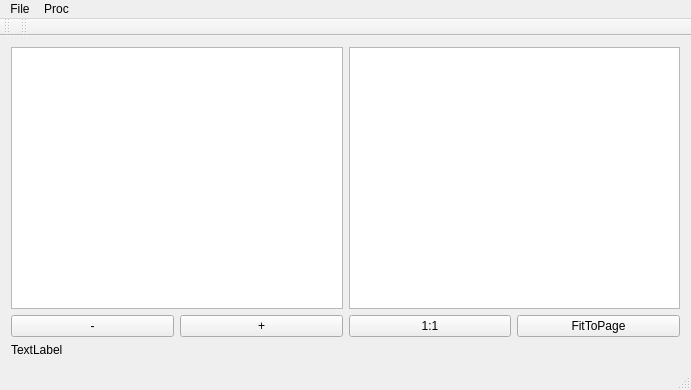
Before: the Qt Designer form Eggrafo_v1_27_02_2018 (1)/mainwindow.ui in Alkis1990/WordSegmentation, drawn with Qt 5.
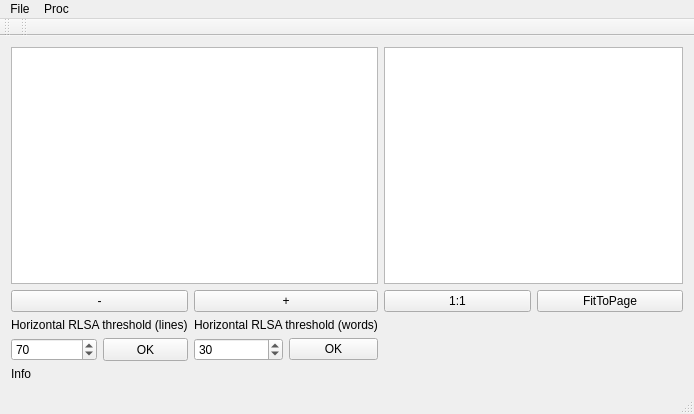
After: the same form once the commit is applied.

What changed in the file:
```diff
--- a/Eggrafo_v1_27_02_2018 (1)/mainwindow.ui
+++ b/Eggrafo_v1_27_02_2018 (1)/mainwindow.ui
@@ -6,8 +6,8 @@
    <rect>
     <x>0</x>
     <y>0</y>
-    <width>691</width>
-    <height>390</height>
+    <width>694</width>
+    <height>414</height>
    </rect>
   </property>
   <property name="windowTitle">
@@ -15,12 +15,6 @@
   </property>
   <widget class="QWidget" name="centralWidget">
    <layout class="QGridLayout" name="gridLayout">
-    <item row="0" column="0" colspan="2">
-     <widget class="QGraphicsView" name="graphicsView"/>
-    </item>
-    <item row="0" column="2" colspan="2">
-     <widget class="QGraphicsView" name="graphicsView_2"/>
-    </item>
     <item row="1" column="0">
      <widget class="QPushButton" name="pushButton">
       <property name="text">
@@ -28,20 +22,6 @@
       </property>
      </widget>
     </item>
-    <item row="1" column="1">
-     <widget class="QPushButton" name="pushButton_2">
-      <property name="text">
-       <string>+</string>
-      </property>
-     </widget>
-    </item>
-    <item row="1" column="2">
-     <widget class="QPushButton" name="pushButton_3">
-      <property name="text">
-       <string>1:1</string>
-      </property>
-     </widget>
-    </item>
     <item row="1" column="3">
      <widget class="QPushButton" name="pushButton_4">
       <property name="text">
@@ -49,13 +29,130 @@
       </property>
      </widget>
     </item>
-    <item row="2" column="0" colspan="4">
+    <item row="1" column="2">
+     <widget class="QPushButton" name="pushButton_3">
+      <property name="text">
+       <string>1:1</string>
+      </property>
+     </widget>
+    </item>
+    <item row="4" column="0" colspan="4">
      <widget class="QLabel" name="label">
       <property name="text">
-       <string>TextLabel</string>
+       <string>Info</string>
       </property>
      </widget>
     </item>
+    <item row="0" column="0" colspan="2">
+     <widget class="QGraphicsView" name="graphicsView"/>
+    </item>
+    <item row="0" column="2" colspan="2">
+     <widget class="QGraphicsView" name="graphicsView_2"/>
+    </item>
+    <item row="1" column="1">
+     <widget class="QPushButton" name="pushButton_2">
+      <property name="text">
+       <string>+</string>
+      </property>
+     </widget>
+    </item>
+    <item row="2" column="0">
+     <layout class="QGridLayout" name="gridLayout_2">
+      <item row="0" column="0">
+       <widget class="QLabel" name="label_2">
+        <property name="text">
+         <string>Horizontal RLSA threshold (lines)</string>
+        </property>
+       </widget>
+      </item>
+      <item row="1" column="0">
+       <layout class="QHBoxLayout" name="horizontalLayout_2">
+        <item>
+         <widget class="QSpinBox" name="spinBox">
+          <property name="sizePolicy">
+           <sizepolicy hsizetype="Preferred" vsizetype="Preferred">
+            <horstretch>0</horstretch>
+            <verstretch>0</verstretch>
+           </sizepolicy>
+          </property>
+          <property name="maximum">
+           <number>200</number>
+          </property>
+          <property name="value">
+           <number>70</number>
+          </property>
+         </widget>
+        </item>
+        <item>
+         <widget class="QPushButton" name="pushButton_5">
+          <property name="enabled">
+           <bool>true</bool>
+          </property>
+          <property name="sizePolicy">
+           <sizepolicy hsizetype="Minimum" vsizetype="Minimum">
+            <horstretch>0</horstretch>
+            <verstretch>0</verstretch>
+           </sizepolicy>
+          </property>
+          <property name="minimumSize">
+           <size>
+            <width>0</width>
+            <height>0</height>
+           </size>
+          </property>
+          <property name="maximumSize">
+           <size>
+            <width>16777215</width>
+            <height>16777215</height>
+           </size>
+          </property>
+          <property name="baseSize">
+           <size>
+            <width>0</width>
+            <height>0</height>
+           </size>
+          </property>
+          <property name="text">
+           <string>OK</string>
+          </property>
+         </widget>
+        </item>
+       </layout>
+      </item>
+     </layout>
+    </item>
+    <item row="2" column="1">
+     <layout class="QVBoxLayout" name="verticalLayout">
+      <item>
+       <widget class="QLabel" name="label_3">
+        <property name="text">
+         <string>Horizontal RLSA threshold (words)</string>
+        </property>
+       </widget>
+      </item>
+      <item>
+       <layout class="QHBoxLayout" name="horizontalLayout">
+        <item>
+         <widget class="QSpinBox" name="spinBox_2">
+          <property name="maximum">
+           <number>200</number>
+          </property>
+          <property name="value">
+           <number>30</number>
+          </property>
+         </widget>
+        </item>
+        <item>
+         <widget class="QPushButton" name="pushButton_6">
+          <property name="text">
+           <string>OK</string>
+          </property>
+         </widget>
+        </item>
+       </layout>
+      </item>
+     </layout>
+    </item>
    </layout>
   </widget>
   <widget class="QMenuBar" name="menuBar">
@@ -63,7 +160,7 @@
     <rect>
      <x>0</x>
      <y>0</y>
-     <width>691</width>
+     <width>694</width>
      <height>21</height>
     </rect>
    </property>
@@ -83,7 +180,9 @@
     <addaction name="actionLine_Split"/>
     <addaction name="actionWord_Split"/>
     <addaction name="actionHorizontal_Rlsa"/>
+    <addaction name="actionHorizontal_Rlsa_words"/>
     <addaction name="actionBatch_Process"/>
+    <addaction name="actionFuzzy_Runlength"/>
    </widget>
    <addaction name="menuFile"/>
    <addaction name="menuProc"/>
@@ -128,34 +227,14 @@
     <string>Line Split</string>
    </property>
   </action>
-  <action name="actionLine_Split_Detailed">
-   <property name="text">
-    <string>Line Split Detailed</string>
-   </property>
-  </action>
   <action name="actionWord_Split">
    <property name="text">
     <string>Word Split</string>
    </property>
   </action>
-  <action name="actionWord_Split_Detailed">
-   <property name="text">
-    <string>Word Split Detailed</string>
-   </property>
-  </action>
-  <action name="actionLines_Batch">
-   <property name="text">
-    <string>Lines Batch</string>
-   </property>
-  </action>
-  <action name="actionWords_Batch">
-   <property name="text">
-    <string>Words  Batch</string>
-   </property>
-  </action>
   <action name="actionHorizontal_Rlsa">
    <property name="text">
-    <string>Horizontal Rlsa</string>
+    <string>Horizontal Rlsa - lines</string>
    </property>
   </action>
   <action name="actionBatch_Process">
@@ -163,6 +242,16 @@
     <string>Batch Process</string>
    </property>
   </action>
+  <action name="actionFuzzy_Runlength">
+   <property name="text">
+    <string>Fuzzy Runlength</string>
+   </property>
+  </action>
+  <action name="actionHorizontal_Rlsa_words">
+   <property name="text">
+    <string>Horizontal Rlsa - words</string>
+   </property>
+  </action>
  </widget>
  <layoutdefault spacing="6" margin="11"/>
  <resources/>
```
